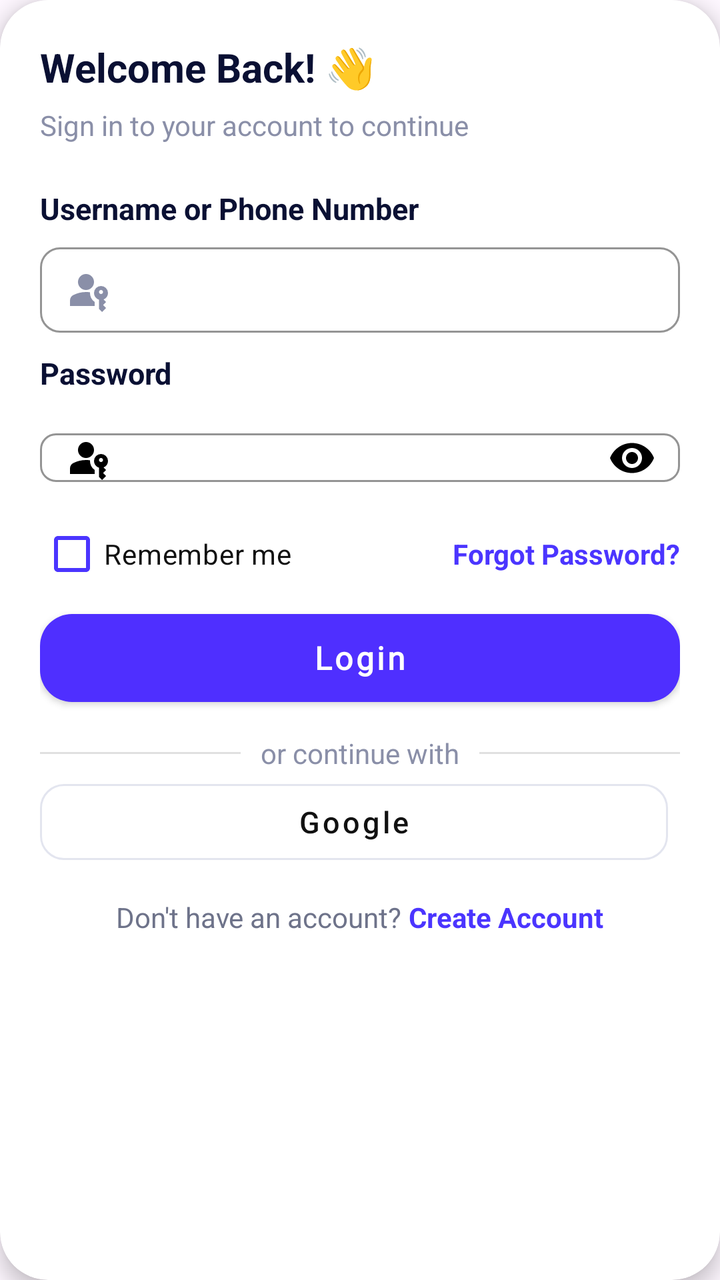
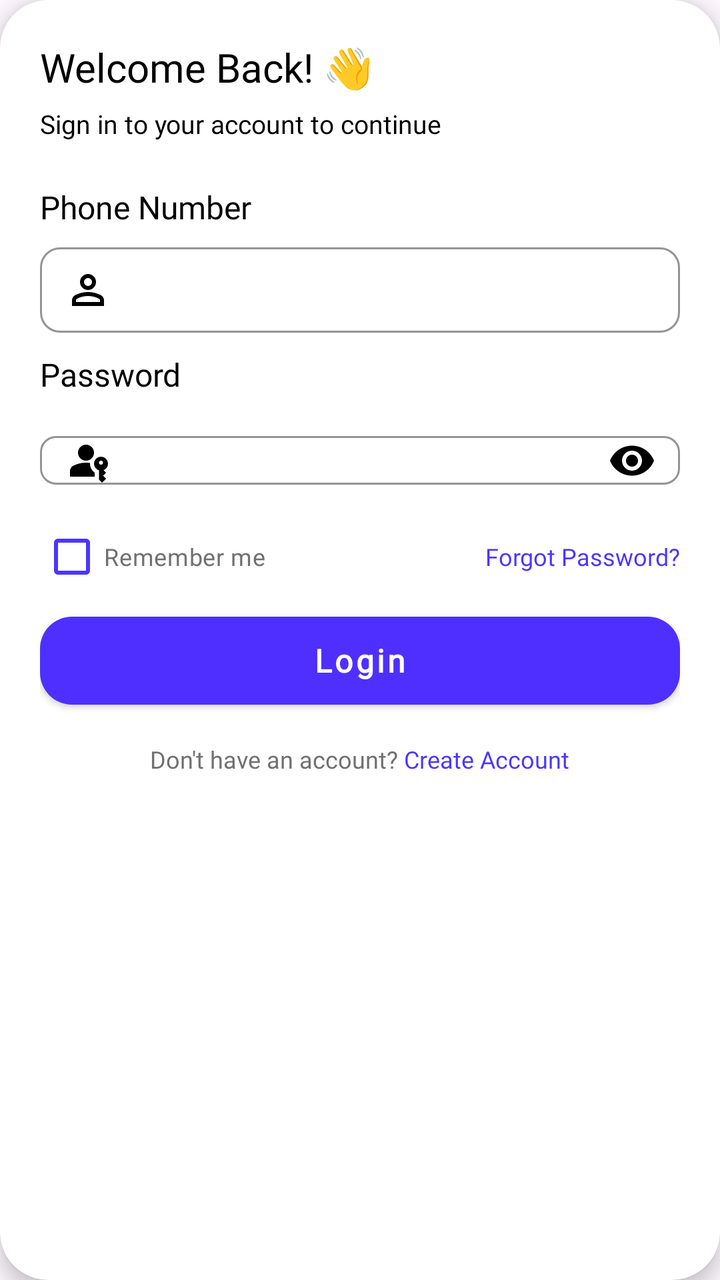

Screens rendered from an Android XML layout before and after an edit, with the pre-edit source and the edit as a unified diff.
<!-- AndroidManifest.xml: application theme Theme.MasterDashboard -->
<!-- res/layout/item_login_screen.xml -->
<?xml version="1.0" encoding="utf-8"?>
<com.google.android.material.card.MaterialCardView xmlns:android="http://schemas.android.com/apk/res/android"
    xmlns:app="http://schemas.android.com/apk/res-auto"
    android:layout_width="match_parent"
    android:layout_height="wrap_content"
    android:layout_margin="10dp"
    android:layout_gravity="center_horizontal"
    android:backgroundTint="@android:color/white"
    app:cardCornerRadius="24dp"
    app:cardElevation="6dp"
    app:strokeWidth="0dp">

    <LinearLayout
        android:layout_width="match_parent"
        android:layout_height="wrap_content"
        android:orientation="vertical"
        android:padding="20dp">

        
        <TextView
            android:layout_width="wrap_content"
            android:layout_height="wrap_content"
            android:text="Welcome Back! 👋"
            android:textColor="#0A1033"
            android:textStyle="bold"
            android:textSize="20sp" />

        <TextView
            android:layout_width="wrap_content"
            android:layout_height="wrap_content"
            android:layout_marginTop="6dp"
            android:text="Sign in to your account to continue"
            android:textColor="#8A8FA8"
            android:textSize="14sp" />

        
        <TextView
            android:layout_width="wrap_content"
            android:layout_height="wrap_content"
            android:layout_marginTop="22dp"
            android:text="Username or Phone Number"
            android:textColor="#0A1033"
            android:textStyle="bold"
            android:textSize="15sp" />

        <com.google.android.material.textfield.TextInputLayout
            style="@style/Widget.MaterialComponents.TextInputLayout.OutlinedBox"
            android:layout_width="match_parent"
            android:layout_height="48dp"
            android:layout_marginTop="4dp"
            app:boxBackgroundMode="outline"
            app:boxCornerRadiusTopStart="10dp"
            app:boxCornerRadiusTopEnd="10dp"
            app:boxCornerRadiusBottomStart="10dp"
            app:boxCornerRadiusBottomEnd="10dp"
            app:boxStrokeWidth="1dp"
            app:boxStrokeWidthFocused="1dp"
            app:boxStrokeColor="#E3E5EF"
            app:startIconDrawable="@drawable/ic_passkey_24dp"
            app:startIconTint="#8A8FA8"
            app:hintTextColor="#8A8FA8">

            <com.google.android.material.textfield.TextInputEditText
                android:id="@+id/login_email_et"
                android:layout_width="match_parent"
                android:layout_height="match_parent"
                android:paddingTop="0dp"
                android:paddingBottom="0dp"
                android:gravity="center_vertical"
                android:textColor="#111111"
                android:textSize="18sp"
                android:background="@null"
                android:inputType="textPersonName" />

        </com.google.android.material.textfield.TextInputLayout>
        
        <TextView
            android:layout_width="wrap_content"
            android:layout_height="wrap_content"
            android:layout_marginTop="10dp"
            android:text="Password"
            android:textColor="#0A1033"
            android:textStyle="bold"
            android:textSize="15sp" />

        
        <com.google.android.material.textfield.TextInputLayout
            style="@style/Widget.MaterialComponents.TextInputLayout.OutlinedBox"
            android:layout_width="match_parent"
            android:layout_height="wrap_content"
            android:layout_marginTop="3dp"
            app:boxBackgroundMode="outline"
            app:boxCornerRadiusTopStart="8dp"
            app:boxCornerRadiusTopEnd="8dp"
            app:boxCornerRadiusBottomStart="8dp"
            app:boxCornerRadiusBottomEnd="8dp"
            app:boxStrokeColor="#E3E5EF"
            app:endIconMode="password_toggle"
            app:startIconTint="@color/black"
            app:endIconTint="@color/black"
            app:startIconDrawable="@drawable/ic_passkey_24dp">

            <com.google.android.material.textfield.TextInputEditText
                android:id="@+id/login_password_et"
                android:layout_width="match_parent"
                android:layout_height="wrap_content"
                android:textColor="#111111"
                android:paddingTop="0dp"
                android:paddingBottom="0dp"
                android:gravity="center_vertical"
                android:textSize="18sp"
                android:textAllCaps="false"
                android:inputType="textPassword" />
        </com.google.android.material.textfield.TextInputLayout>

        
        <LinearLayout
            android:layout_width="match_parent"
            android:layout_height="wrap_content"
            android:gravity="center_vertical"
            android:orientation="horizontal">

            <CheckBox
                android:id="@+id/login_cbRemember"
                android:layout_width="0dp"
                android:layout_height="wrap_content"
                android:layout_weight="1"
                android:buttonTint="#4B35FF"
                android:text="Remember me"
                android:textColor="#111111"
                android:textSize="14sp" />

            <TextView
                android:id="@+id/login_tvForgotPassword"
                android:layout_width="wrap_content"
                android:layout_height="wrap_content"
                android:text="Forgot Password?"
                android:textColor="#4B35FF"
                android:textSize="14sp"
                android:textStyle="bold" />
        </LinearLayout>

        
        <com.google.android.material.button.MaterialButton
            android:id="@+id/login_btn"
            style="@style/Button.MyApp.Large"
            android:layout_width="match_parent"
            android:layout_height="wrap_content"
            android:text="Login"
            app:iconGravity="textStart"
            app:iconPadding="10dp"
            app:iconTint="@android:color/white" />

        
        <LinearLayout
            android:layout_width="match_parent"
            android:layout_height="wrap_content"
            android:layout_marginTop="10dp"
            android:gravity="center_vertical"
            android:orientation="horizontal">

            <View
                android:layout_width="0dp"
                android:layout_height="1dp"
                android:layout_weight="1"
                android:background="#E0E0E0" />

            <TextView
                android:layout_width="wrap_content"
                android:layout_height="wrap_content"
                android:layout_marginHorizontal="10dp"
                android:text="or continue with"
                android:textColor="#8A8FA8"
                android:textSize="14sp" />

            <View
                android:layout_width="0dp"
                android:layout_height="1dp"
                android:layout_weight="1"
                android:background="#E0E0E0" />
        </LinearLayout>


            <com.google.android.material.button.MaterialButton
                android:id="@+id/google_btn"
                style="@style/Widget.MaterialComponents.Button.OutlinedButton"
                android:layout_width="match_parent"
                android:layout_height="50dp"
                android:layout_weight="1"
                android:layout_marginEnd="6dp"
                android:text="Google"
                android:textAllCaps="false"
                android:textColor="#111111"
                android:textSize="15sp"
                app:cornerRadius="12dp"
                app:iconGravity="textStart"
                app:iconPadding="8dp"
                app:strokeColor="#E3E5EF"
                app:strokeWidth="1dp" />

        
        <LinearLayout
            android:layout_width="wrap_content"
            android:layout_height="wrap_content"
            android:layout_gravity="center_horizontal"
            android:layout_marginTop="13dp"
            android:orientation="horizontal">

            <TextView
                android:layout_width="wrap_content"
                android:layout_height="wrap_content"
                android:text="Don't have an account? "
                android:textColor="#6E738A"
                android:textSize="14sp" />

            <TextView
                android:id="@+id/login_create_acc_tv"
                android:layout_width="wrap_content"
                android:layout_height="wrap_content"
                android:text="Create Account"
                android:textColor="#4B35FF"
                android:textStyle="bold"
                android:textSize="14sp" />
        </LinearLayout>

    </LinearLayout>

</com.google.android.material.card.MaterialCardView>
<!-- resources referenced by this layout -->
<resources>
  <color name="black">#FF000000</color>
  <!-- drawable ic_passkey_24dp (drawable) -->
  <vector xmlns:android="http://schemas.android.com/apk/res/android"
      android:width="24dp"
      android:height="24dp"
      android:viewportWidth="960"
      android:viewportHeight="960">
    <path
        android:pathData="M120,800v-112q0,-34 17.5,-62.5T184,582q62,-31 126,-46.5T440,520q20,0 40,1.5t40,4.5q-4,58 21,109.5t73,84.5v80L120,800ZM760,920l-60,-60v-186q-44,-13 -72,-49.5T600,540q0,-58 41,-99t99,-41q58,0 99,41t41,99q0,45 -25.5,80T790,670l50,50 -60,60 60,60 -80,80ZM440,480q-66,0 -113,-47t-47,-113q0,-66 47,-113t113,-47q66,0 113,47t47,113q0,66 -47,113t-113,47ZM740,560q17,0 28.5,-11.5T780,520q0,-17 -11.5,-28.5T740,480q-17,0 -28.5,11.5T700,520q0,17 11.5,28.5T740,560Z"
        android:fillColor="#e3e3e3"/>
  </vector>
  <style name="Button.MyApp.Large">
          <item name="android:textSize">16sp</item>
          <item name="android:minHeight">56dp</item>
          <item name="android:paddingStart">24dp</item>
          <item name="android:paddingEnd">24dp</item>
          <item name="cornerRadius">16dp</item>
      </style>
  <style name="Theme.MasterDashboard" parent="Base.Theme.MasterDashboard" />
  
  
      // For EditText Outline color
  <style name="Base.Theme.MasterDashboard" parent="Theme.Material3.DayNight.NoActionBar">
          
          
      </style>
</resources>

<!-- the commit's change to res/layout/item_login_screen.xml (unified diff, before → after) -->
@@ -21,27 +21,22 @@
             android:layout_width="wrap_content"
             android:layout_height="wrap_content"
             android:text="Welcome Back! 👋"
-            android:textColor="#0A1033"
-            android:textStyle="bold"
-            android:textSize="20sp" />
+            style="@style/TextAppearance.MyApp.ToolbarTitle" />
 
         <TextView
             android:layout_width="wrap_content"
             android:layout_height="wrap_content"
             android:layout_marginTop="6dp"
             android:text="Sign in to your account to continue"
-            android:textColor="#8A8FA8"
-            android:textSize="14sp" />
+            style="@style/TextAppearance.MyApp.Subtitle" />
 
         
         <TextView
             android:layout_width="wrap_content"
             android:layout_height="wrap_content"
             android:layout_marginTop="22dp"
-            android:text="Username or Phone Number"
-            android:textColor="#0A1033"
-            android:textStyle="bold"
-            android:textSize="15sp" />
+            android:text="Phone Number"
+            style="@style/TextAppearance.MyApp.TitleSmall" />
 
         <com.google.android.material.textfield.TextInputLayout
             style="@style/Widget.MaterialComponents.TextInputLayout.OutlinedBox"
@@ -56,8 +51,8 @@
             app:boxStrokeWidth="1dp"
             app:boxStrokeWidthFocused="1dp"
             app:boxStrokeColor="#E3E5EF"
-            app:startIconDrawable="@drawable/ic_passkey_24dp"
-            app:startIconTint="#8A8FA8"
+            app:startIconDrawable="@drawable/ic_person_24dp"
+            app:startIconTint="@color/black"
             app:hintTextColor="#8A8FA8">
 
             <com.google.android.material.textfield.TextInputEditText
@@ -79,9 +74,7 @@
             android:layout_height="wrap_content"
             android:layout_marginTop="10dp"
             android:text="Password"
-            android:textColor="#0A1033"
-            android:textStyle="bold"
-            android:textSize="15sp" />
+            style="@style/TextAppearance.MyApp.TitleSmall" />
 
         
         <com.google.android.material.textfield.TextInputLayout
@@ -127,8 +120,7 @@
                 android:layout_weight="1"
                 android:buttonTint="#4B35FF"
                 android:text="Remember me"
-                android:textColor="#111111"
-                android:textSize="14sp" />
+                style="@style/TextAppearance.MyApp.CaptionSmall" />
 
             <TextView
                 android:id="@+id/login_tvForgotPassword"
@@ -136,8 +128,7 @@
                 android:layout_height="wrap_content"
                 android:text="Forgot Password?"
                 android:textColor="#4B35FF"
-                android:textSize="14sp"
-                android:textStyle="bold" />
+                style="@style/TextAppearance.MyApp.CaptionSmall" />
         </LinearLayout>
 
         
@@ -153,53 +144,6 @@
 
         
         <LinearLayout
-            android:layout_width="match_parent"
-            android:layout_height="wrap_content"
-            android:layout_marginTop="10dp"
-            android:gravity="center_vertical"
-            android:orientation="horizontal">
-
-            <View
-                android:layout_width="0dp"
-                android:layout_height="1dp"
-                android:layout_weight="1"
-                android:background="#E0E0E0" />
-
-            <TextView
-                android:layout_width="wrap_content"
-                android:layout_height="wrap_content"
-                android:layout_marginHorizontal="10dp"
-                android:text="or continue with"
-                android:textColor="#8A8FA8"
-                android:textSize="14sp" />
-
-            <View
-                android:layout_width="0dp"
-                android:layout_height="1dp"
-                android:layout_weight="1"
-                android:background="#E0E0E0" />
-        </LinearLayout>
-
-
-            <com.google.android.material.button.MaterialButton
-                android:id="@+id/google_btn"
-                style="@style/Widget.MaterialComponents.Button.OutlinedButton"
-                android:layout_width="match_parent"
-                android:layout_height="50dp"
-                android:layout_weight="1"
-                android:layout_marginEnd="6dp"
-                android:text="Google"
-                android:textAllCaps="false"
-                android:textColor="#111111"
-                android:textSize="15sp"
-                app:cornerRadius="12dp"
-                app:iconGravity="textStart"
-                app:iconPadding="8dp"
-                app:strokeColor="#E3E5EF"
-                app:strokeWidth="1dp" />
-
-        
-        <LinearLayout
             android:layout_width="wrap_content"
             android:layout_height="wrap_content"
             android:layout_gravity="center_horizontal"
@@ -210,8 +154,7 @@
                 android:layout_width="wrap_content"
                 android:layout_height="wrap_content"
                 android:text="Don't have an account? "
-                android:textColor="#6E738A"
-                android:textSize="14sp" />
+                style="@style/TextAppearance.MyApp.CaptionSmall" />
 
             <TextView
                 android:id="@+id/login_create_acc_tv"
@@ -219,8 +162,7 @@
                 android:layout_height="wrap_content"
                 android:text="Create Account"
                 android:textColor="#4B35FF"
-                android:textStyle="bold"
-                android:textSize="14sp" />
+                style="@style/TextAppearance.MyApp.CaptionSmall" />
         </LinearLayout>
 
     </LinearLayout>
<!-- resource entries referenced after the edit -->
@@ -11,12 +11,42 @@
         android:pathData="M120,800v-112q0,-34 17.5,-62.5T184,582q62,-31 126,-46.5T440,520q20,0 40,1.5t40,4.5q-4,58 21,109.5t73,84.5v80L120,800ZM760,920l-60,-60v-186q-44,-13 -72,-49.5T600,540q0,-58 41,-99t99,-41q58,0 99,41t41,99q0,45 -25.5,80T790,670l50,50 -60,60 60,60 -80,80ZM440,480q-66,0 -113,-47t-47,-113q0,-66 47,-113t113,-47q66,0 113,47t47,113q0,66 -47,113t-113,47ZM740,560q17,0 28.5,-11.5T780,520q0,-17 -11.5,-28.5T740,480q-17,0 -28.5,11.5T700,520q0,17 11.5,28.5T740,560Z"
         android:fillColor="#e3e3e3"/>
   </vector>
+  <!-- drawable ic_person_24dp (drawable) -->
+  <vector xmlns:android="http://schemas.android.com/apk/res/android"
+      android:width="24dp"
+      android:height="24dp"
+      android:viewportWidth="960"
+      android:viewportHeight="960">
+    <path
+        android:pathData="M480,480q-66,0 -113,-47t-47,-113q0,-66 47,-113t113,-47q66,0 113,47t47,113q0,66 -47,113t-113,47ZM160,800v-112q0,-34 17.5,-62.5T224,582q62,-31 126,-46.5T480,520q66,0 130,15.5T736,582q29,15 46.5,43.5T800,688v112L160,800ZM240,720h480v-32q0,-11 -5.5,-20T700,654q-54,-27 -109,-40.5T480,600q-56,0 -111,13.5T260,654q-9,5 -14.5,14t-5.5,20v32ZM480,400q33,0 56.5,-23.5T560,320q0,-33 -23.5,-56.5T480,240q-33,0 -56.5,23.5T400,320q0,33 23.5,56.5T480,400ZM480,320ZM480,720Z"
+        android:fillColor="@color/black"/>
+  </vector>
   <style name="Button.MyApp.Large">
           <item name="android:textSize">16sp</item>
           <item name="android:minHeight">56dp</item>
           <item name="android:paddingStart">24dp</item>
           <item name="android:paddingEnd">24dp</item>
           <item name="cornerRadius">16dp</item>
+      </style>
+  <style name="TextAppearance.MyApp.CaptionSmall">
+          <item name="android:textSize">12sp</item>
+          <item name="android:textColor">#717171</item>
+          <item name="android:fontFamily">@font/poppins_regular</item>
+      </style>
+  <style name="TextAppearance.MyApp.Subtitle">
+          <item name="android:textSize">13sp</item>
+          <item name="android:textColor">@color/black</item>
+          <item name="android:fontFamily">@font/poppins_light</item>
+      </style>
+  <style name="TextAppearance.MyApp.TitleSmall">
+          <item name="android:textSize">16sp</item>
+          <item name="android:textColor">@color/black</item>
+          <item name="android:fontFamily">@font/poppins_regular</item>
+      </style>
+  <style name="TextAppearance.MyApp.ToolbarTitle">
+          <item name="android:textSize">20sp</item>
+          <item name="android:textColor">@color/black</item>
+          <item name="android:fontFamily">@font/poppins_semibold</item>
       </style>
   <style name="Theme.MasterDashboard" parent="Base.Theme.MasterDashboard" />
   
